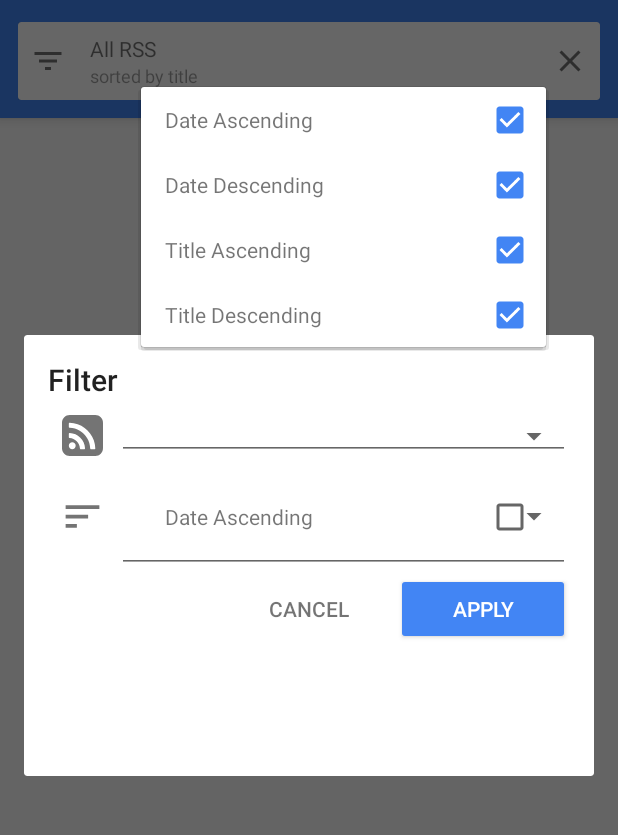
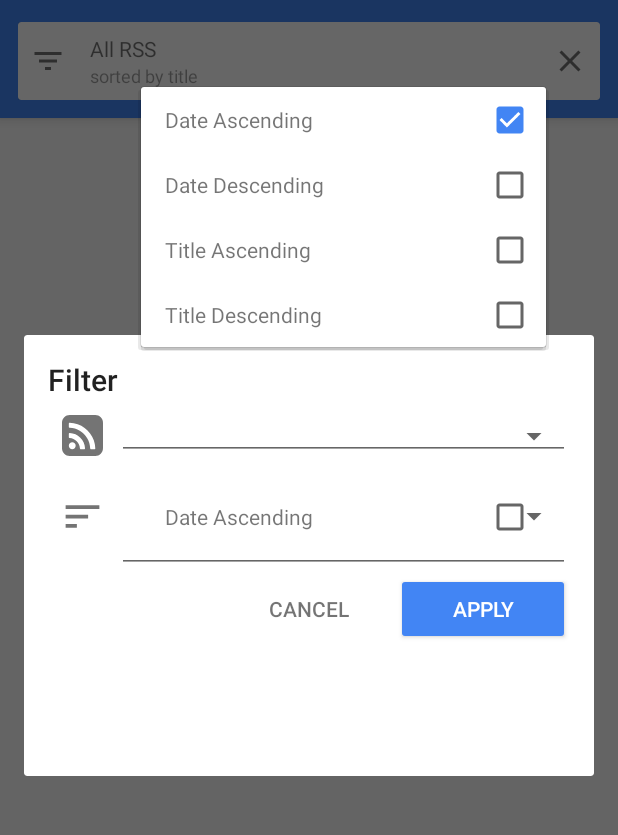
Before and after one commit to ahndwon/RssLiveSlider, an Android app: the fragment FilterDialogFragment placed in its activity, after a tap on "Date Ascending", on a phone screen of 412 x 824 dp, the part 62-897 px from its top. Run offline under Robolectric (Android 15) with nearby library versions, the phone set to English and light mode, and no system bars; our stand-ins replace RxJava; libraries missing offline, so code that uses them is left out: com.jakewharton.rxbinding3; 3 statements that could not run were skipped.

Commit message:
Add multi select spinner

```diff
--- a/app/src/main/java/xyz/thingapps/rssliveslider/activities/MainActivity.kt
+++ b/app/src/main/java/xyz/thingapps/rssliveslider/activities/MainActivity.kt
@@ -16,6 +16,7 @@ import androidx.appcompat.app.AppCompatActivity
 import androidx.lifecycle.ViewModelProviders
 import com.jakewharton.rxbinding3.view.clicks
 import com.jakewharton.rxbinding3.widget.queryTextChanges
+import io.reactivex.android.schedulers.AndroidSchedulers
 import io.reactivex.disposables.CompositeDisposable
 import io.reactivex.rxkotlin.addTo
 import kotlinx.android.synthetic.main.activity_main.*
@@ -60,6 +61,17 @@ class MainActivity : AppCompatActivity() {
             }, { e ->
                 Log.d(MainActivity::class.java.name, "e : ", e)
             }).addTo(disposeBag)
+
+
+        viewModel.castListPublisher.observeOn(AndroidSchedulers.mainThread())
+            .subscribe({ castList ->
+                textCurrentSearch.text = castList.joinToString(separator = ", ") { it.title }
+                textCurrentSortBy.text = viewModel.sortList.joinToString(separator = ", ")
+
+            }, { e ->
+                Log.d(MainActivity::class.java.name, "e : ", e)
+            })
+            .addTo(disposeBag)
     }
 
 
--- a/app/src/main/java/xyz/thingapps/rssliveslider/fragments/ChannelFragment.kt
+++ b/app/src/main/java/xyz/thingapps/rssliveslider/fragments/ChannelFragment.kt
@@ -68,15 +68,10 @@ class ChannelFragment : Fragment() {
 
         viewModel.castListPublisher.observeOn(AndroidSchedulers.mainThread())
             .subscribe({ castList ->
-                println("viewModelIndex" + index)
-                println("castListPublisher")
-
                 view?.let {
                     if (index < castList.size)
                         setupItems(adapter, castList[index])
                 }
-
-
             }, { e ->
                 Log.d(TAG, "e : ", e)
             })
--- a/app/src/main/java/xyz/thingapps/rssliveslider/fragments/FilterDialogFragment.kt
+++ b/app/src/main/java/xyz/thingapps/rssliveslider/fragments/FilterDialogFragment.kt
@@ -34,9 +34,11 @@ class FilterDialogFragment : DialogFragment() {
         }
 
         val sortList = context?.resources?.getStringArray(R.array.sort_by)?.toList()
+        val filterRssList = viewModel.castList.map { it.title }
+        val filterSortList = viewModel.sortList
 
-        view.channelSpinner.adapter = setArrayAdapter(viewModel.castTitleList)
-        view.sortSpinner.adapter = sortList?.let { setArrayAdapter(it) }
+        view.channelSpinner.adapter = setAdapter(viewModel.castTitleList, filterRssList)
+        view.sortSpinner.adapter = sortList?.let { setAdapter(it, filterSortList) }
 
 
         view.cancelButton.setOnClickListener {
@@ -60,11 +62,8 @@ class FilterDialogFragment : DialogFragment() {
         return view
     }
 
-    private fun setArrayAdapter(list: List<String>): ArrayAdapter<String>? {
-        val adapter = context?.let { MultiSelectSpinnerAdapter(it, list) }
-        adapter?.setDropDownViewResource(R.layout.item_spinner)
-
-        return adapter
+    private fun setAdapter(list: List<String>, filterList: List<String>): ArrayAdapter<String>? {
+        return context?.let { MultiSelectSpinnerAdapter(it, list, filterList) }
     }
 
 
--- a/app/src/main/java/xyz/thingapps/rssliveslider/utils/MultiSelectSpinnerAdapter.kt
+++ b/app/src/main/java/xyz/thingapps/rssliveslider/utils/MultiSelectSpinnerAdapter.kt
@@ -9,24 +9,11 @@ import kotlinx.android.synthetic.main.item_spinner.view.*
 import xyz.thingapps.rssliveslider.R
 
 
-class MultiSelectSpinnerAdapter(context: Context, private val list: List<String>) :
+class MultiSelectSpinnerAdapter(context: Context, list: List<String>, filterList: List<String>) :
     ArrayAdapter<String>(context, R.layout.item_spinner, R.id.spinnerText, list) {
 
-    var selectSet: MutableSet<String> = list.toSet().toMutableSet()
+    var selectSet: MutableSet<String> = filterList.toSet().toMutableSet()
 
-    override fun getView(position: Int, convertView: View?, parent: ViewGroup): View {
-
-        val view = convertView ?: LayoutInflater.from(context).inflate(
-            R.layout.item_spinner,
-            parent,
-            false
-        )
-
-        view.spinnerText.text = getItem(position)
-
-
-        return view
-    }
 
     override fun getDropDownView(position: Int, convertView: View?, parent: ViewGroup): View {
 
@@ -36,15 +23,9 @@ class MultiSelectSpinnerAdapter(context: Context, private val list: List<String>
             false
         )
 
+        view.spinnerText.text = getItem(position)
+        view.spinnerCheckBox.isChecked = selectSet.contains(view.spinnerText.text)
 
-        view.spinnerText.text = getItem(position)
-
-        if (selectSet.contains(view.spinnerText.text)) {
-            view.spinnerCheckBox.isChecked = true
-
-            println("contains" + view.spinnerText.text)
-            println(selectSet)
-        }
 
         view.spinnerText.setOnClickListener {
             view.spinnerCheckBox.isChecked = !view.spinnerCheckBox.isChecked
@@ -58,10 +39,6 @@ class MultiSelectSpinnerAdapter(context: Context, private val list: List<String>
                 selectSet.remove(view.spinnerText.text.toString())
 
             }
-
-            if (selectSet.contains("All RSS")) {
-                selectSet = list.toSet().toMutableSet()
-            }
         }
 
         return view
--- a/app/src/main/java/xyz/thingapps/rssliveslider/viewmodels/RssViewModel.kt
+++ b/app/src/main/java/xyz/thingapps/rssliveslider/viewmodels/RssViewModel.kt
@@ -12,6 +12,7 @@ import xyz.thingapps.rssliveslider.api.provideRssApi
 import xyz.thingapps.rssliveslider.fragments.ChannelFragment
 
 class RssViewModel : ViewModel() {
+
     private val disposeBag = CompositeDisposable()
     var currentFragmentPublisher = PublishSubject.create<Int>()
 
@@ -27,6 +28,8 @@ class RssViewModel : ViewModel() {
         "https://www.nasa.gov/rss/dyn/shuttle_station.rss",
         "https://www.nasa.gov/rss/dyn/solar_system.rss"
     )
+
+    var sortList: List<String> = listOf("Date Ascending")
 
     var castList: List<Cast> = emptyList()
         set(value) {
@@ -67,7 +70,7 @@ class RssViewModel : ViewModel() {
             .subscribe({
                 castList = it
                 castTitleList = (castList.map { cast -> cast.title }).toMutableList()
-                castTitleList.add(0, "All RSS")
+
                 onSubscribe?.invoke()
             }, { e ->
                 e.printStackTrace()
@@ -81,12 +84,13 @@ class RssViewModel : ViewModel() {
                 rss.contains(it.title)
             }
         }
-
         getData {
             if (!rss.contains("All RSS"))
                 onSubscribe.invoke()
 
             castList = castList.sort(sort)
+            sortList = sort.toList()
+
         }
     }
 
--- a/app/src/main/res/layout-v23/dialog_filters.xml
+++ b/app/src/main/res/layout-v23/dialog_filters.xml
@@ -32,7 +32,8 @@
             android:id="@+id/channelSpinner"
             style="@style/AppTheme.FilterSpinner"
             android:layout_centerVertical="true"
-            android:layout_toEndOf="@+id/channelIcon" />
+            android:layout_toEndOf="@+id/channelIcon"
+            android:spinnerMode="dropdown" />
 
     </RelativeLayout>
 
@@ -53,7 +54,8 @@
             android:id="@+id/sortSpinner"
             style="@style/AppTheme.FilterSpinner"
             android:layout_centerVertical="true"
-            android:layout_toEndOf="@+id/sortIcon" />
+            android:layout_toEndOf="@+id/sortIcon"
+            android:spinnerMode="dropdown" />
     </RelativeLayout>
 
     <!-- Cancel and apply buttons -->
--- a/app/src/main/res/layout/activity_main.xml
+++ b/app/src/main/res/layout/activity_main.xml
@@ -92,7 +92,9 @@
                             android:layout_height="wrap_content"
                             android:text="@string/filter_all_rss"
                             android:textColor="@color/greySecondary"
-                            tools:text="Filter" />
+                            tools:text="Filter"
+                            android:maxLines="1"
+                            android:ellipsize="end" />
 
                         <TextView
                             android:id="@+id/textCurrentSortBy"
--- a/app/src/main/res/layout/item_spinner.xml
+++ b/app/src/main/res/layout/item_spinner.xml
@@ -1,9 +1,8 @@
 <?xml version="1.0" encoding="utf-8"?>
-<androidx.constraintlayout.widget.ConstraintLayout
+<androidx.constraintlayout.widget.ConstraintLayout xmlns:android="http://schemas.android.com/apk/res/android"
+    xmlns:app="http://schemas.android.com/apk/res-auto"
     android:layout_width="match_parent"
-    android:layout_height="wrap_content"
-    xmlns:android="http://schemas.android.com/apk/res/android"
-    xmlns:app="http://schemas.android.com/apk/res-auto">
+    android:layout_height="wrap_content">
 
     <TextView
         android:id="@+id/spinnerText"
@@ -11,6 +10,7 @@
         android:layout_height="wrap_content"
         android:layout_marginStart="4dp"
         android:layout_marginEnd="8dp"
+        android:checkMark="?android:attr/listChoiceIndicatorMultiple"
         android:padding="12dp"
         app:layout_constraintBottom_toBottomOf="parent"
         app:layout_constraintEnd_toStartOf="@+id/spinnerCheckBox"
```
